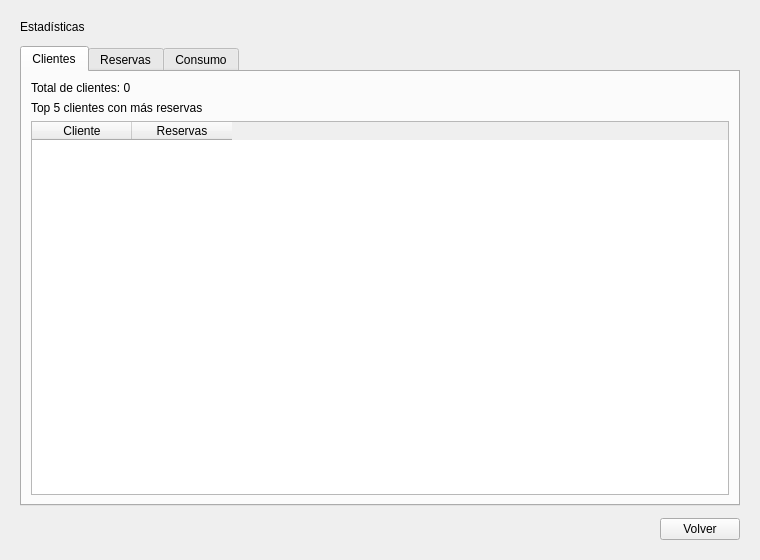
Above: vista/estadisticas/estadisticas.ui from segovia-gabriel/ProyectoFinal-PracticasII before the change. Below: the same form after it.
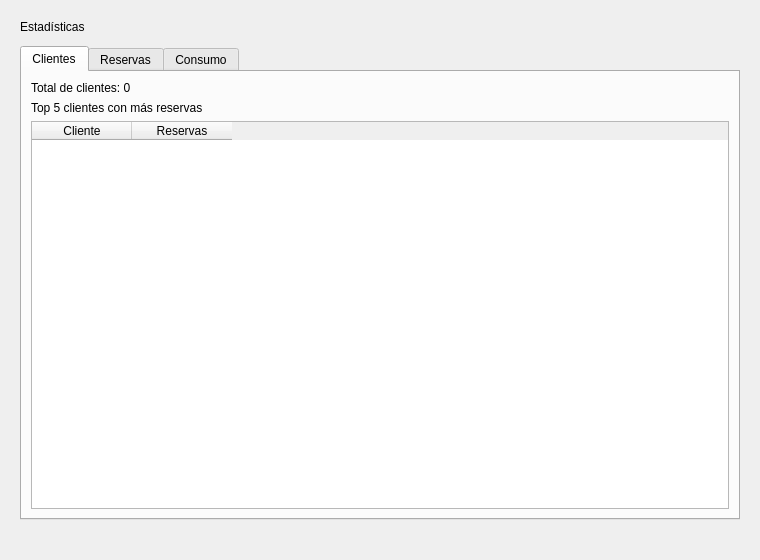
That is the form after the change.

```diff
--- a/vista/estadisticas/estadisticas.ui
+++ b/vista/estadisticas/estadisticas.ui
@@ -1,7 +1,7 @@
 <?xml version="1.0" encoding="UTF-8"?>
 <ui version="4.0">
  <class>VentanaEstadisticas</class>
- <widget class="QMainWindow" name="VentanaEstadisticas">
+ <widget class="QWidget" name="VentanaEstadisticas">
   <property name="geometry">
    <rect>
     <x>0</x>
@@ -13,7 +13,6 @@
   <property name="windowTitle">
    <string>Estadísticas</string>
   </property>
-  <widget class="QWidget" name="widget_central">
    <layout class="QVBoxLayout" name="layout_principal">
     <property name="spacing">
      <number>12</number>
@@ -270,17 +269,9 @@
         </property>
        </spacer>
       </item>
-      <item>
-       <widget class="QPushButton" name="pushButton_volver">
-        <property name="text">
-         <string>Volver</string>
-        </property>
-       </widget>
-      </item>
      </layout>
     </item>
    </layout>
-  </widget>
  </widget>
  <resources/>
  <connections/>
```
